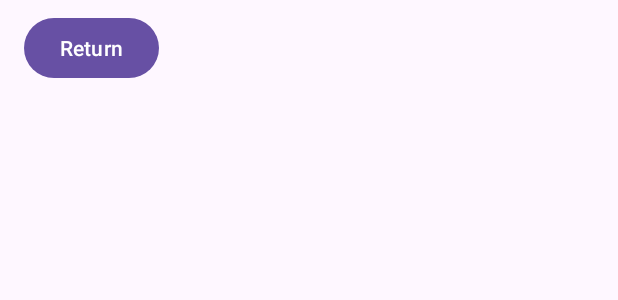
After one commit to uOttawaSEGA2023/project-group-16, an Android app: the layout pending_accounts.xml on its own in the app's theme, with its tools: preview values and no code run, on a phone screen of 412 x 824 dp. The commit adds this screen. Shown: the top 300 px of the screen. Run offline under Robolectric (Android 15) with nearby library versions, the phone set to English and light mode, and no system bars.

Commit message:
Deliverable2 activities

```diff
--- /dev/null
+++ b/Deliverable1/HAMS/app/src/main/res/layout/pending_accounts.xml
@@ -0,0 +1,31 @@
+<?xml version="1.0" encoding="utf-8"?>
+<ScrollView
+    xmlns:android="http://schemas.android.com/apk/res/android"
+    xmlns:app="http://schemas.android.com/apk/res-auto"
+    xmlns:tools="http://schemas.android.com/tools"
+    android:layout_width="match_parent"
+    android:layout_height="wrap_content"
+    tools:layout_editor_absoluteX="1dp"
+    tools:layout_editor_absoluteY="1dp"
+    android:fillViewport="true">
+
+    <androidx.constraintlayout.widget.ConstraintLayout
+        android:layout_width="match_parent"
+        android:layout_height="wrap_content"
+        tools:context=".AcceptedAccounts">
+
+        <Button
+            android:id="@+id/returnButton"
+            android:layout_width="wrap_content"
+            android:layout_height="wrap_content"
+            android:layout_marginTop="8dp"
+            android:onClick="onClickReturn"
+            android:text="@string/return_text"
+            app:layout_constraintEnd_toEndOf="parent"
+            app:layout_constraintHorizontal_bias="0.05"
+            app:layout_constraintStart_toStartOf="parent"
+            app:layout_constraintTop_toTopOf="parent" />
+
+    </androidx.constraintlayout.widget.ConstraintLayout>
+
+</ScrollView>
--- a/Deliverable1/HAMS/app/src/main/res/values/strings.xml
+++ b/Deliverable1/HAMS/app/src/main/res/values/strings.xml
@@ -7,4 +7,5 @@
     <string name="doctor">Doctor</string>
     <string name="patient">Patient</string>
     <string name="account_prompt_text">Which type of account would you like to create?</string>
+    <string name="return_text">Return</string>
 </resources>
```
Also changed, not shown: Deliverable1/HAMS/app/src/main/AndroidManifest.xml (+9 -0 lines), Deliverable1/HAMS/app/src/main/java/com/group16/hams/AcceptedAccounts.java (added, +20 -0 lines), Deliverable1/HAMS/app/src/main/java/com/group16/hams/LoggedInAdmin.java (+15 -0 lines), Deliverable1/HAMS/app/src/main/java/com/group16/hams/PendingAccounts.java (added, +19 -0 lines), Deliverable1/HAMS/app/src/main/java/com/group16/hams/RejectedAccounts.java (added, +19 -0 lines), Deliverable1/HAMS/app/src/main/res/layout/accepted_accounts.xml (added, +29 -0 lines), Deliverable1/HAMS/app/src/main/res/layout/logged_in_admin.xml (+51 -51 lines), Deliverable1/HAMS/app/src/main/res/layout/rejected_accounts.xml (added, +31 -0 lines).
